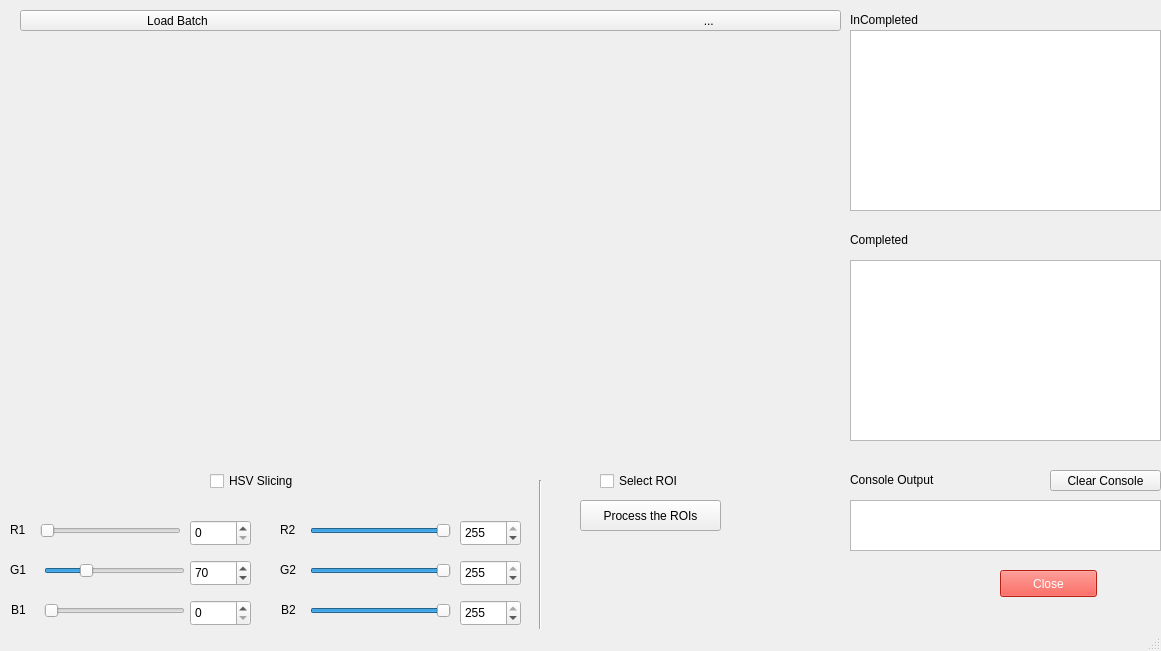
Old version of the form tamil/QT_TOOL/fms.ui in the repository 9trees/FMS_V0.1.
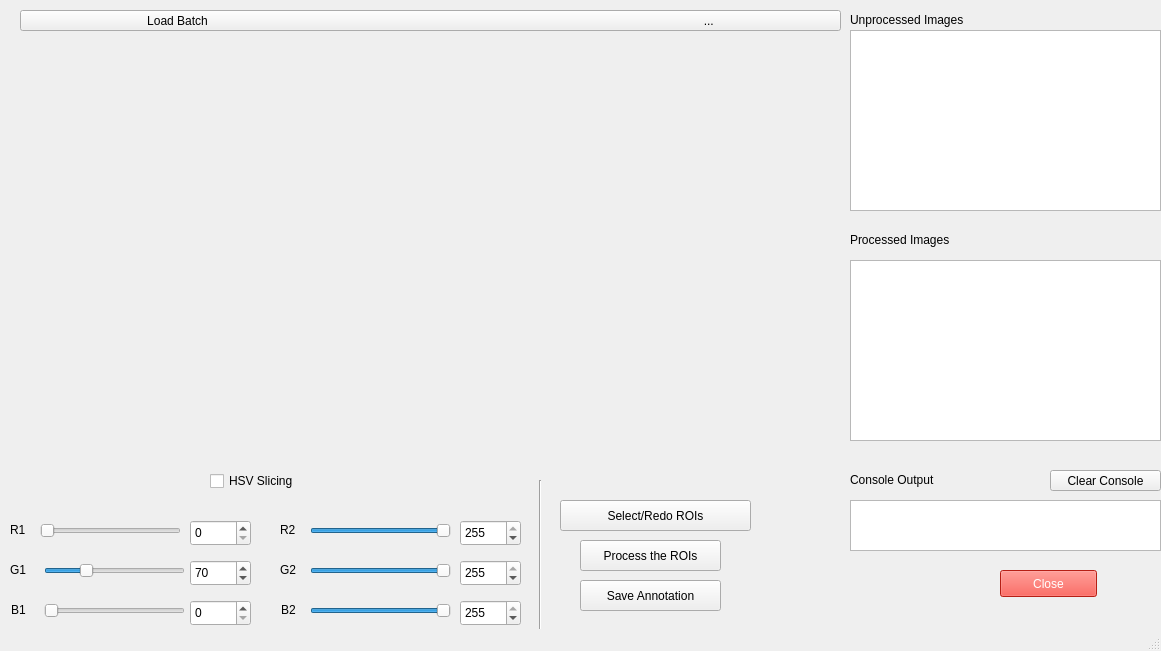
New version of the form. Icons and pictures are not drawn.

```diff
--- a/tamil/QT_TOOL/fms.ui
+++ b/tamil/QT_TOOL/fms.ui
@@ -54,7 +54,7 @@
      <rect>
       <x>10</x>
       <y>40</y>
-      <width>791</width>
+      <width>721</width>
       <height>421</height>
      </rect>
     </property>
@@ -420,7 +420,7 @@
      </rect>
     </property>
     <property name="text">
-     <string>InCompleted</string>
+     <string>Unprocessed Images</string>
     </property>
    </widget>
    <widget class="QLabel" name="label_14">
@@ -433,7 +433,7 @@
      </rect>
     </property>
     <property name="text">
-     <string>Completed</string>
+     <string>Processed Images</string>
     </property>
    </widget>
    <widget class="QPushButton" name="close_button">
@@ -505,30 +505,11 @@
      <enum>Qt::Vertical</enum>
     </property>
    </widget>
-   <widget class="QCheckBox" name="select_roi">
-    <property name="geometry">
-     <rect>
-      <x>600</x>
-      <y>470</y>
-      <width>171</width>
-      <height>22</height>
-     </rect>
-    </property>
-    <property name="text">
-     <string>Select ROI</string>
-    </property>
-    <property name="checkable">
-     <bool>true</bool>
-    </property>
-    <property name="checked">
-     <bool>false</bool>
-    </property>
-   </widget>
    <widget class="QPushButton" name="process_roi">
     <property name="geometry">
      <rect>
       <x>580</x>
-      <y>500</y>
+      <y>540</y>
       <width>141</width>
       <height>31</height>
      </rect>
@@ -579,6 +560,38 @@
      <string>Clear Console</string>
     </property>
    </widget>
+   <widget class="QPushButton" name="save_annotation_bt">
+    <property name="geometry">
+     <rect>
+      <x>580</x>
+      <y>580</y>
+      <width>141</width>
+      <height>31</height>
+     </rect>
+    </property>
+    <property name="styleSheet">
+     <string notr="true"/>
+    </property>
+    <property name="text">
+     <string>Save Annotation</string>
+    </property>
+   </widget>
+   <widget class="QPushButton" name="select_roi">
+    <property name="geometry">
+     <rect>
+      <x>560</x>
+      <y>500</y>
+      <width>191</width>
+      <height>31</height>
+     </rect>
+    </property>
+    <property name="styleSheet">
+     <string notr="true"/>
+    </property>
+    <property name="text">
+     <string>Select/Redo ROIs</string>
+    </property>
+   </widget>
   </widget>
   <widget class="QStatusBar" name="statusbar"/>
   <action name="actionOpen_image">
```
